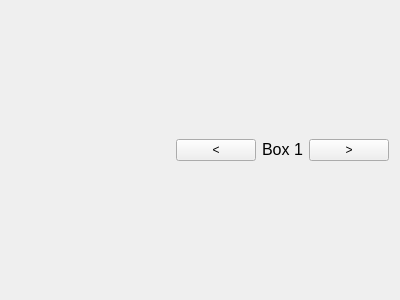
Above: pages/boxpage.ui from njraf/pokemon_MVVM before the change. Below: the same form after it.
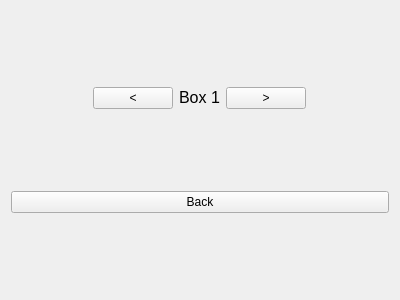
That is the form after the change.

Patch:
```diff
--- a/pages/boxpage.ui
+++ b/pages/boxpage.ui
@@ -13,7 +13,12 @@
   <property name="windowTitle">
    <string>Form</string>
   </property>
-  <layout class="QHBoxLayout" name="horizontalLayout" stretch="1,3">
+  <layout class="QVBoxLayout" name="verticalLayout" stretch="0,0">
+   <item>
+    <layout class="QHBoxLayout" name="horizontalLayout_2">
+     <property name="rightMargin">
+      <number>0</number>
+     </property>
    <item>
     <layout class="QVBoxLayout" name="partyListArea">
      <property name="sizeConstraint">
@@ -97,6 +102,15 @@
       </layout>
      </item>
     </layout>
+     </item>
+    </layout>
+   </item>
+   <item>
+    <widget class="QPushButton" name="backButton">
+     <property name="text">
+      <string>Back</string>
+     </property>
+    </widget>
    </item>
   </layout>
  </widget>
```
Lines whose indentation alone changed are shown as unchanged.
